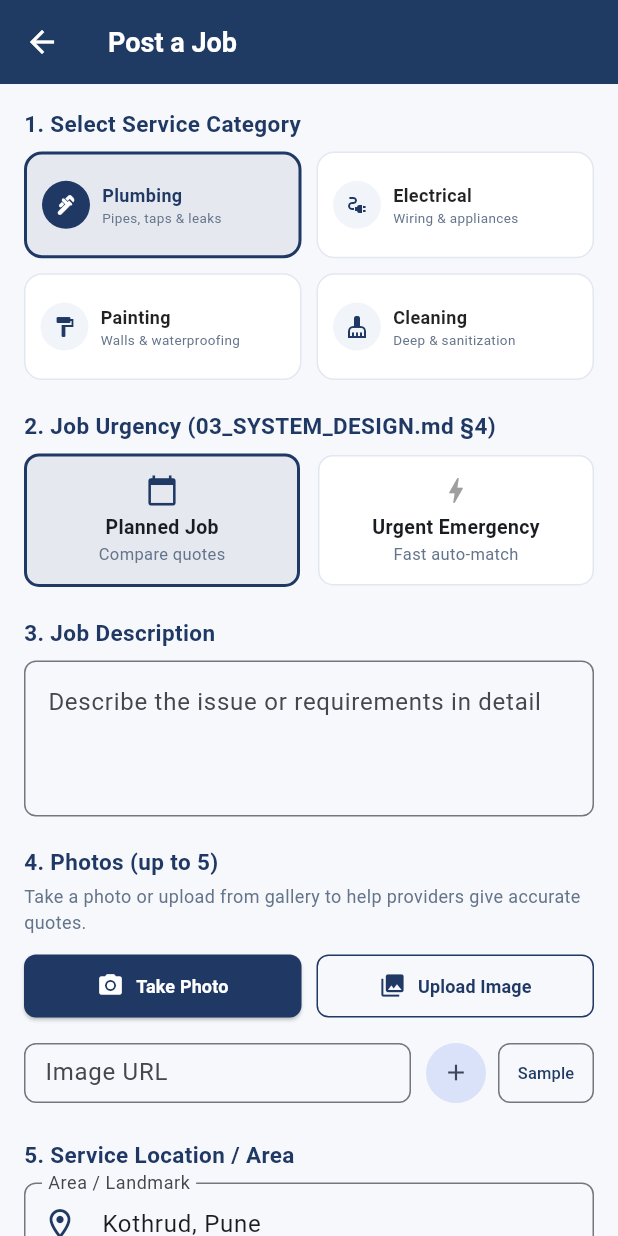
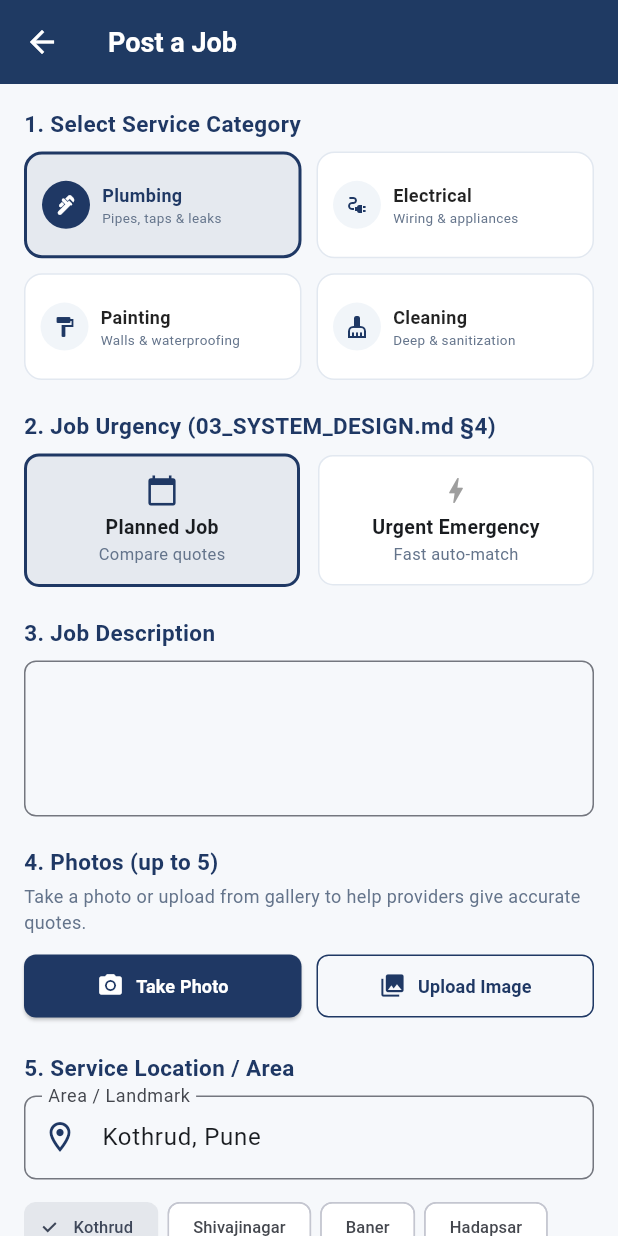
Before and after one commit to Dhiraj2822/Quotekaro, a Flutter app: the PostJobScreen screen opened directly, on a phone screen of 412 x 824 dp. Run offline on Flutter 3.47's test engine with Material 3 defaults, Android fonts, the phone set to English and light mode, and no system bars; our stand-ins replace flutter_map, image_picker, latlong2; accounts and stored records are empty; network calls fail.

Commit message:
refactor: eliminate redundant placeholders, remove manual JWT input, enforce upload-only photos
- admin/src/App.jsx: completely removed manual JWT token input & handler; removed redundant email & OTP placeholders
- admin/src/components/MarketingCouponsView.jsx: removed redundant promo code, campaign title, value, and minimum order placeholders
- mobile post_job_screen: removed 'enter image URL' textfield and sample fallback button; enforce Camera/Gallery photo upload only; removed description placeholder
- mobile profile_screen: removed redundant placeholders for full name, email address, and city/area
- mobile phone_setup_screen: removed redundant placeholder on phone number field
- mobile wallet_screen: removed redundant amount placeholder
- mobile submit_quote_screen: removed price, ETA, and note placeholders
- mobile add_appliance_screen: removed brand, model, property, and notes placeholders
- mobile cart_checkout_screen: removed coupon code placeholder
- mobile login_screen & provider_otp_verify_screen: removed email and OTP placeholders

```diff
--- a/mobile/lib/screens/cart_checkout_screen.dart
+++ b/mobile/lib/screens/cart_checkout_screen.dart
@@ -328,8 +328,6 @@ class _CartCheckoutScreenState extends State<CartCheckoutScreen> {
                     controller: _couponController,
                     textCapitalization: TextCapitalization.characters,
                     decoration: InputDecoration(
-                      hintText: 'Enter coupon code',
-                      hintStyle: const TextStyle(fontSize: 12),
                       contentPadding: const EdgeInsets.symmetric(horizontal: 12, vertical: 10),
                       border: OutlineInputBorder(borderRadius: BorderRadius.circular(8)),
                     ),
--- a/mobile/lib/screens/login_screen.dart
+++ b/mobile/lib/screens/login_screen.dart
@@ -346,7 +346,6 @@ class _LoginScreenState extends State<LoginScreen> {
                         onSubmitted: (_) =>
                             _otpSent ? null : _handleRequestOtp(),
                         decoration: InputDecoration(
-                          hintText: 'Enter email address',
                           prefixIcon:
                               const Icon(Icons.email_outlined, size: 20),
                           border: OutlineInputBorder(
@@ -383,7 +382,6 @@ class _LoginScreenState extends State<LoginScreen> {
                           textInputAction: TextInputAction.done,
                           onSubmitted: (_) => _handleVerifyOtp(),
                           decoration: InputDecoration(
-                            hintText: '••••••',
                             prefixIcon: const Icon(
                                 Icons.lock_clock_outlined,
                                 size: 20),
--- a/mobile/lib/screens/phone_setup_screen.dart
+++ b/mobile/lib/screens/phone_setup_screen.dart
@@ -208,7 +208,6 @@ class _PhoneSetupScreenState extends State<PhoneSetupScreen> {
                       enabled: !_isLoading,
                       keyboardType: TextInputType.phone,
                       decoration: InputDecoration(
-                        hintText: 'Enter 10-digit number',
                         prefixText: '+91  ',
                         prefixStyle: const TextStyle(
                             fontWeight: FontWeight.w600,
--- a/mobile/lib/screens/post_job_screen.dart
+++ b/mobile/lib/screens/post_job_screen.dart
@@ -31,7 +31,6 @@ class _PostJobScreenState extends State<PostJobScreen> {
   String _urgencyType = 'planned'; // 'planned' | 'urgent'
   final TextEditingController _descriptionController = TextEditingController();
   final TextEditingController _areaController = TextEditingController(text: 'Kothrud, Pune');
-  final TextEditingController _newPhotoUrlController = TextEditingController();
   final ImagePicker _picker = ImagePicker();
 
   double _lat = 18.5074;
@@ -61,17 +60,12 @@ class _PostJobScreenState extends State<PostJobScreen> {
     super.initState();
     _selectedCategory = widget.initialCategory ?? 'plumbing';
     _urgencyType = widget.initialUrgent ? 'urgent' : 'planned';
-    // Provide a starter sample photo for testing convenience
-    if (_selectedCategory == 'painting' || _selectedCategory == 'cleaning') {
-      _photoUrls.add('https://storage.quotekaro.com/jobs/sample_wall.jpg');
-    }
   }
 
   @override
   void dispose() {
     _descriptionController.dispose();
     _areaController.dispose();
-    _newPhotoUrlController.dispose();
     super.dispose();
   }
 
@@ -119,11 +113,10 @@ class _PostJobScreenState extends State<PostJobScreen> {
         } catch (uploadErr) {
           if (mounted) {
             setState(() {
-              _photoUrls.add('https://storage.quotekaro.com/jobs/${_selectedCategory}_photo_${_photoUrls.length + 1}.jpg');
               _isUploadingPhoto = false;
             });
             ScaffoldMessenger.of(context).showSnackBar(
-              const SnackBar(content: Text('Photo added to job!')),
+              const SnackBar(content: Text('Failed to upload photo. Please check your connection and try again.')),
             );
           }
         }
@@ -132,41 +125,10 @@ class _PostJobScreenState extends State<PostJobScreen> {
       if (mounted) {
         setState(() => _isUploadingPhoto = false);
         ScaffoldMessenger.of(context).showSnackBar(
-          SnackBar(content: Text('Could not access camera/files: $e')),
+          const SnackBar(content: Text('Could not access camera/files. Please grant permission.')),
         );
       }
     }
-  }
-
-  void _addPhotoUrl() {
-    final url = _newPhotoUrlController.text.trim();
-    if (url.isEmpty || !url.startsWith('http')) {
-      ScaffoldMessenger.of(context).showSnackBar(
-        const SnackBar(content: Text('Please enter a valid HTTP/HTTPS image URL')),
-      );
-      return;
-    }
-    if (_photoUrls.length >= 5) {
-      ScaffoldMessenger.of(context).showSnackBar(
-        const SnackBar(content: Text('Maximum 5 photos allowed per job')),
-      );
-      return;
-    }
-
-    setState(() {
-      _photoUrls.add(url);
-      _newPhotoUrlController.clear();
-      _errorMessage = null;
-    });
-  }
-
-  void _addSamplePhoto() {
-    if (_photoUrls.length >= 5) return;
-    final sampleUrl = 'https://storage.quotekaro.com/jobs/${_selectedCategory}_photo_${_photoUrls.length + 1}.jpg';
-    setState(() {
-      _photoUrls.add(sampleUrl);
-      _errorMessage = null;
-    });
   }
 
   Future<void> _submitJob() async {
@@ -393,9 +355,6 @@ class _PostJobScreenState extends State<PostJobScreen> {
                     setState(() {
                       _selectedCategory = cat['id'];
                       _errorMessage = null;
-                      if ((_selectedCategory == 'painting' || _selectedCategory == 'cleaning') && _photoUrls.isEmpty) {
-                        _photoUrls.add('https://storage.quotekaro.com/jobs/${_selectedCategory}_sample.jpg');
-                      }
                     });
                   },
                   borderRadius: BorderRadius.circular(12),
@@ -522,7 +481,6 @@ class _PostJobScreenState extends State<PostJobScreen> {
               controller: _descriptionController,
               maxLines: 3,
               decoration: const InputDecoration(
-                hintText: 'Describe the issue or requirements in detail',
                 border: OutlineInputBorder(borderRadius: BorderRadius.all(Radius.circular(8))),
               ),
               validator: (val) {
@@ -669,40 +627,6 @@ class _PostJobScreenState extends State<PostJobScreen> {
               ),
             ],
 
-            const SizedBox(height: 10),
-            // Quick sample or direct URL fallback
-            Row(
-              children: [
-                Expanded(
-                  child: TextFormField(
-                    controller: _newPhotoUrlController,
-                    decoration: const InputDecoration(
-                      hintText: 'Enter image URL',
-                      labelText: 'Image URL',
-                      border: OutlineInputBorder(borderRadius: BorderRadius.all(Radius.circular(8))),
-                      contentPadding: EdgeInsets.symmetric(horizontal: 10, vertical: 8),
-                      isDense: true,
-                    ),
-                  ),
-                ),
-                const SizedBox(width: 6),
-                IconButton.filledTonal(
-                  icon: const Icon(Icons.add, size: 18),
-                  tooltip: 'Add URL',
-                  onPressed: _addPhotoUrl,
-                ),
-                const SizedBox(width: 4),
-                OutlinedButton(
-                  onPressed: _addSamplePhoto,
-                  style: OutlinedButton.styleFrom(
-                    padding: const EdgeInsets.symmetric(horizontal: 8, vertical: 8),
-                    shape: RoundedRectangleBorder(borderRadius: BorderRadius.circular(8)),
-                  ),
-                  child: const Text('Sample', style: TextStyle(fontSize: 11)),
-                ),
-              ],
-            ),
-
             const SizedBox(height: 20),
 
             // Step 5: Area / Location
--- a/mobile/lib/screens/profile_screen.dart
+++ b/mobile/lib/screens/profile_screen.dart
@@ -64,7 +64,6 @@ class _ProfileScreenState extends State<ProfileScreen> {
                 TextField(
                   controller: nameCtrl,
                   decoration: InputDecoration(
-                    hintText: 'Enter full name',
                     border: OutlineInputBorder(borderRadius: BorderRadius.circular(8)),
                     contentPadding: const EdgeInsets.symmetric(horizontal: 12, vertical: 10),
                   ),
@@ -76,7 +75,6 @@ class _ProfileScreenState extends State<ProfileScreen> {
                   controller: emailCtrl,
                   keyboardType: TextInputType.emailAddress,
                   decoration: InputDecoration(
-                    hintText: 'Enter email address',
                     border: OutlineInputBorder(borderRadius: BorderRadius.circular(8)),
                     contentPadding: const EdgeInsets.symmetric(horizontal: 12, vertical: 10),
                   ),
@@ -87,7 +85,6 @@ class _ProfileScreenState extends State<ProfileScreen> {
                 TextField(
                   controller: cityCtrl,
                   decoration: InputDecoration(
-                    hintText: 'Enter city or operational area',
                     border: OutlineInputBorder(borderRadius: BorderRadius.circular(8)),
                     contentPadding: const EdgeInsets.symmetric(horizontal: 12, vertical: 10),
                   ),
--- a/mobile/lib/screens/provider_job_feed_screen.dart
+++ b/mobile/lib/screens/provider_job_feed_screen.dart
@@ -213,7 +213,6 @@ class _ProviderJobFeedScreenState extends State<ProviderJobFeedScreen> {
                 controller: messageController,
                 maxLines: 2,
                 decoration: const InputDecoration(
-                  hintText: 'Add note for customer (optional)',
                   border: OutlineInputBorder(borderRadius: BorderRadius.all(Radius.circular(8))),
                   contentPadding: EdgeInsets.symmetric(horizontal: 12, vertical: 8),
                 ),
--- a/mobile/lib/screens/provider_otp_verify_screen.dart
+++ b/mobile/lib/screens/provider_otp_verify_screen.dart
@@ -159,7 +159,6 @@ class _ProviderOtpVerifyScreenState extends State<ProviderOtpVerifyScreen> {
                 color: ProviderOtpVerifyScreen.primaryColor,
               ),
               decoration: InputDecoration(
-                hintText: '••••••',
                 counterText: '',
                 filled: true,
                 fillColor: Colors.white,
--- a/mobile/lib/screens/submit_quote_screen.dart
+++ b/mobile/lib/screens/submit_quote_screen.dart
@@ -272,7 +272,6 @@ class _SubmitQuoteScreenState extends State<SubmitQuoteScreen> {
                 decoration: InputDecoration(
                   prefixText: '₹ ',
                   prefixStyle: const TextStyle(fontWeight: FontWeight.bold, fontSize: 18, color: primaryColor),
-                  hintText: '0',
                   border: OutlineInputBorder(borderRadius: BorderRadius.circular(8)),
                   contentPadding: const EdgeInsets.symmetric(horizontal: 14, vertical: 14),
                 ),
@@ -303,7 +302,6 @@ class _SubmitQuoteScreenState extends State<SubmitQuoteScreen> {
                       keyboardType: TextInputType.number,
                       decoration: InputDecoration(
                         suffixText: 'mins',
-                        hintText: '30',
                         border: OutlineInputBorder(borderRadius: BorderRadius.circular(8)),
                         contentPadding: const EdgeInsets.symmetric(horizontal: 14, vertical: 14),
                       ),
@@ -353,7 +351,6 @@ class _SubmitQuoteScreenState extends State<SubmitQuoteScreen> {
                 maxLines: 3,
                 maxLength: 300,
                 decoration: InputDecoration(
-                  hintText: 'Add warranty, terms, or note for customer (optional)',
                   border: OutlineInputBorder(borderRadius: BorderRadius.circular(8)),
                   contentPadding: const EdgeInsets.symmetric(horizontal: 14, vertical: 12),
                 ),
--- a/mobile/lib/screens/wallet_screen.dart
+++ b/mobile/lib/screens/wallet_screen.dart
@@ -129,7 +129,6 @@ class _WalletScreenState extends State<WalletScreen> {
               keyboardType: TextInputType.number,
               decoration: InputDecoration(
                 prefixText: '₹ ',
-                hintText: 'Enter amount',
                 border: OutlineInputBorder(borderRadius: BorderRadius.circular(8)),
               ),
             ),
```
Also changed, not shown: mobile/lib/screens/add_appliance_screen.dart (+0 -8 lines), 2 other files.
